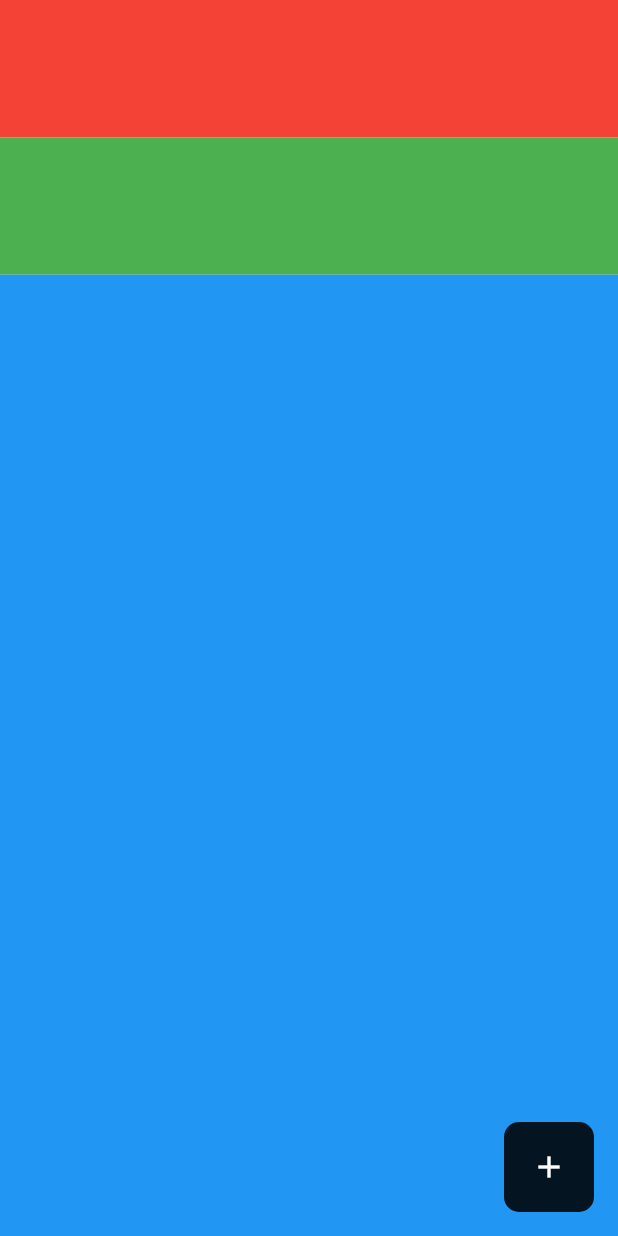
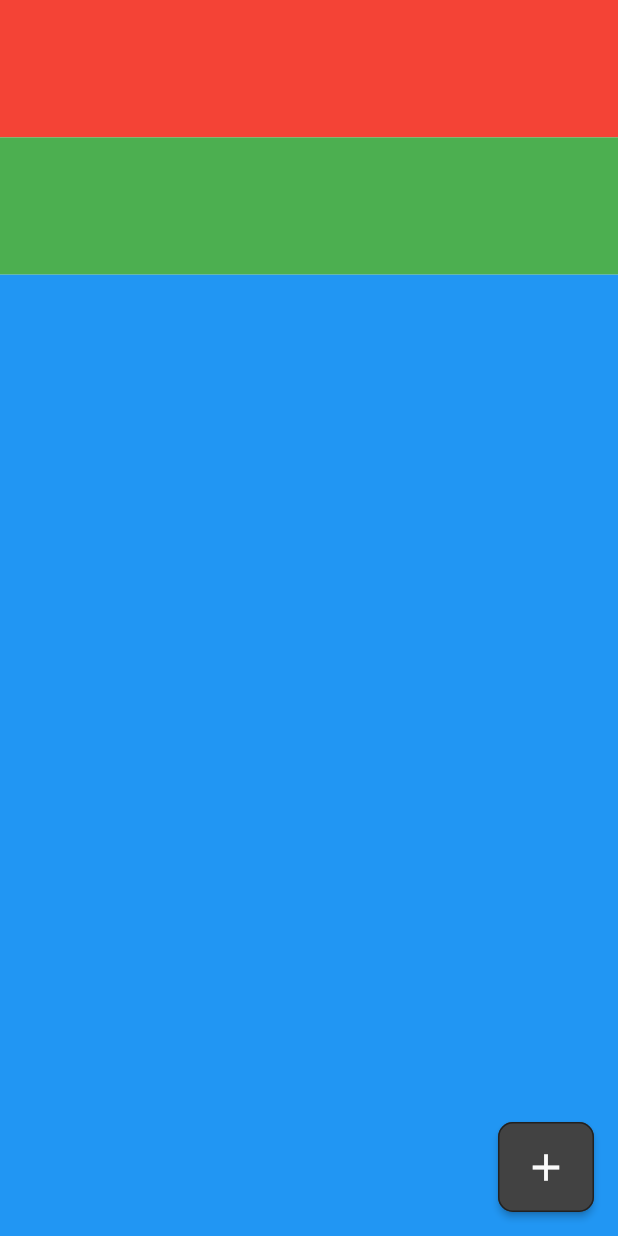
Before and after one commit to Angel-cuba/Todo_Flutter, a Flutter app: the screen it shows after launch, on a phone screen of 412 x 824 dp. Run offline on Flutter 3.47's test engine with Material 2 defaults, Android fonts, the phone set to English and light mode, and no system bars.

Commit message:
Add and render task view

```diff
--- /dev/null
+++ b/lib/views/add_task_view.dart
@@ -0,0 +1,29 @@
+import 'package:flutter/material.dart';
+import 'package:flutter_todo/view_model/app_view_model.dart';
+import 'package:provider/provider.dart';
+
+class AddTaskView extends StatelessWidget {
+  const AddTaskView({super.key});
+
+  @override
+  Widget build(BuildContext context) {
+    return Consumer<AppViewModel>(builder: ((context, value, child) {
+      return SizedBox(
+          height: 60,
+          child: ElevatedButton(
+            style: ElevatedButton.styleFrom(
+              backgroundColor: value.clr3,
+              foregroundColor: value.clr1,
+              shape: RoundedRectangleBorder(
+                  borderRadius: BorderRadius.circular(10),
+                  side: BorderSide(color: value.clr4, width: 1)),
+            ),
+            onPressed: () {}, //
+            child: const Icon(
+              Icons.add,
+              size: 30,
+            ),
+          ));
+    }));
+  }
+}
--- a/lib/views/home_screen.dart
+++ b/lib/views/home_screen.dart
@@ -1,4 +1,5 @@
 import 'package:flutter/material.dart';
+import 'package:flutter_todo/views/add_task_view.dart';
 
 class MyHomePage extends StatelessWidget {
   const MyHomePage({super.key});
@@ -18,18 +19,6 @@ class MyHomePage extends StatelessWidget {
                 Expanded(flex: 7, child: Container(color: Colors.blue)),
               ],
             )),
-      floatingActionButton: Container(
-        height: 60,
-        width: 60,
-        decoration: const BoxDecoration(
-          color: Colors.black87,
-          borderRadius: BorderRadius.all(Radius.circular(10)),
-        ),
-        child: const Icon(
-          Icons.add,
-          color: Colors.white,
-        ),
-      ),
-    );
+        floatingActionButton: const AddTaskView());
   }
 }
```
Lines whose indentation alone changed are shown as unchanged.
